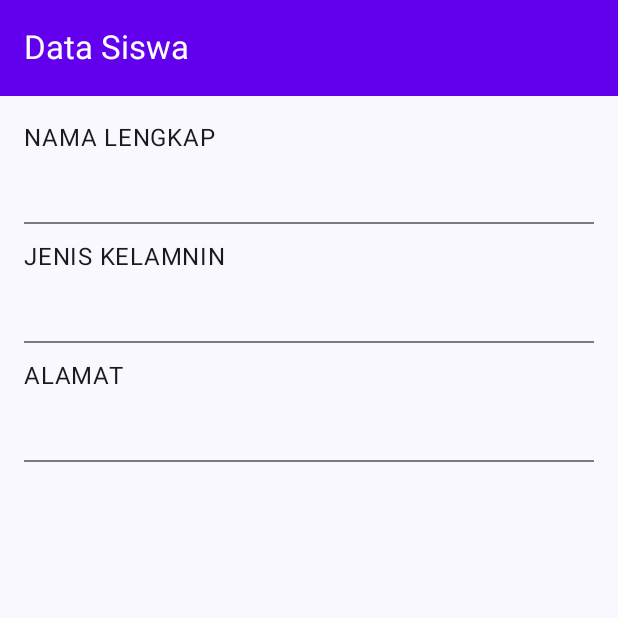
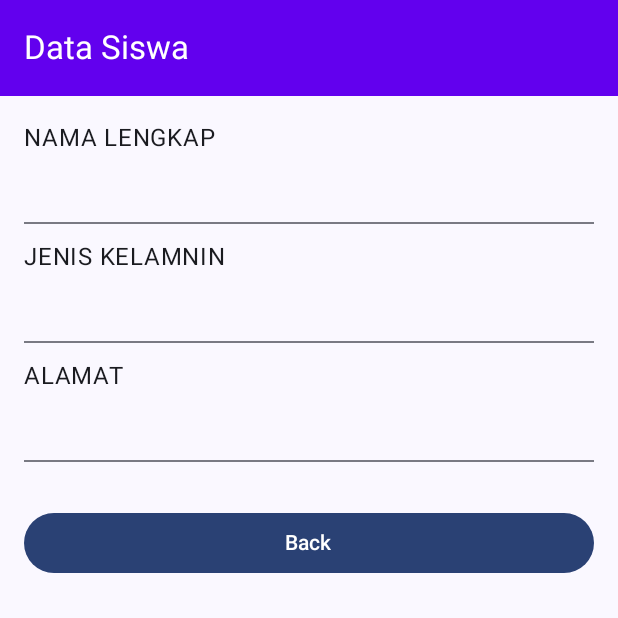
Before and after one commit to KamiliaNurmala/Quest6_108, an Android app built with Jetpack Compose: the composable TampilSiswa shown on its own in the app's theme, on a phone screen of 412 x 824 dp, the top half of it. Run offline under Robolectric (Android 15) with nearby library versions, the phone set to English and light mode, and no system bars.

Commit message:
Menambahkan back button functionality

```diff
--- a/app/src/main/java/com/example/praktikum8/view/TampilSiswa.kt
+++ b/app/src/main/java/com/example/praktikum8/view/TampilSiswa.kt
@@ -67,7 +67,13 @@ fun TampilSiswa(
                     }
                     Divider(thickness = dimensionResource(id=R.dimen.thickness_divider))
                 }
-
+                Spacer(modifier = Modifier.height(dimensionResource(id=R.dimen.padding_small)))
+                Button(
+                    modifier = Modifier.fillMaxWidth(),
+                    onClick = onBackButtonClicked
+                ){
+                    Text(stringResource(id=R.string.back))
+                }
 
             }
 
```
